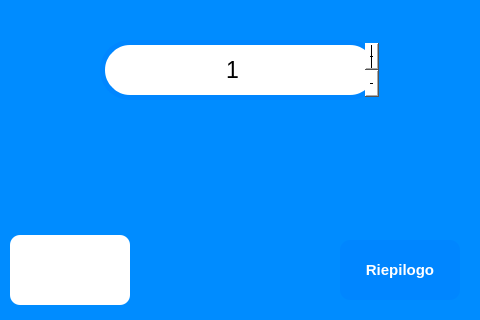
First picture: the form in view/inserisci_metri_cubi_window.ui, repository ISacchitella/MicroOne_v1.1, before the edit.
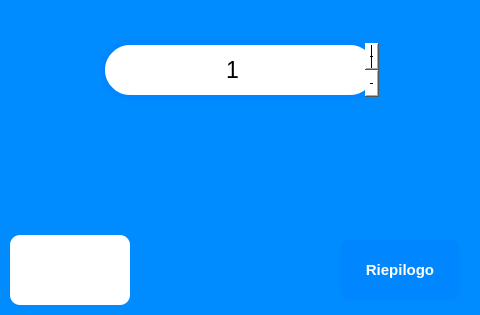
Second picture: the form after the edit. Icons and pictures are not drawn.

```diff
--- a/view/inserisci_metri_cubi_window.ui
+++ b/view/inserisci_metri_cubi_window.ui
@@ -7,7 +7,7 @@
     <x>0</x>
     <y>0</y>
     <width>480</width>
-    <height>320</height>
+    <height>315</height>
    </rect>
   </property>
   <property name="windowTitle">
```
